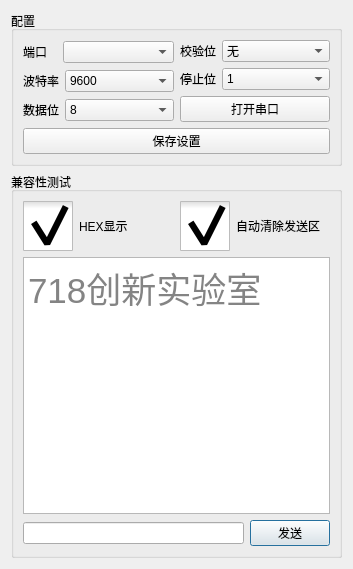
This is configwindow.ui in ZzzzzzS/diansai2017Uper as Qt 5 draws it before an edit. The edited form follows.
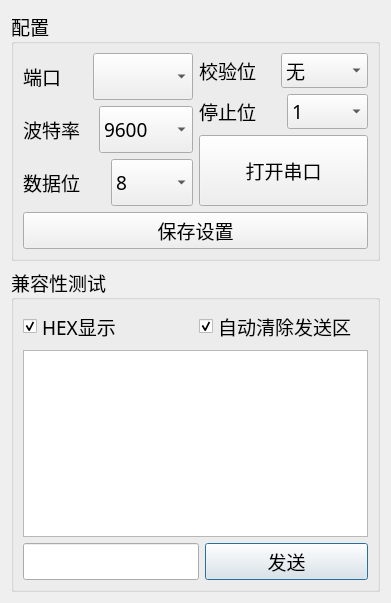
This is the edited form. Icons and pictures are not drawn.

```diff
--- a/configwindow.ui
+++ b/configwindow.ui
@@ -6,10 +6,16 @@
    <rect>
     <x>0</x>
     <y>0</y>
-    <width>353</width>
-    <height>569</height>
+    <width>391</width>
+    <height>603</height>
    </rect>
   </property>
+  <property name="font">
+   <font>
+    <family>微软雅黑 Light</family>
+    <pointsize>14</pointsize>
+   </font>
+  </property>
   <property name="windowTitle">
    <string>Dialog</string>
   </property>
@@ -17,17 +23,29 @@
    <item row="0" column="0">
     <widget class="QGroupBox" name="groupBox">
      <property name="sizePolicy">
-      <sizepolicy hsizetype="Preferred" vsizetype="Maximum">
+      <sizepolicy hsizetype="Preferred" vsizetype="Preferred">
        <horstretch>0</horstretch>
        <verstretch>0</verstretch>
       </sizepolicy>
      </property>
+     <property name="minimumSize">
+      <size>
+       <width>0</width>
+       <height>250</height>
+      </size>
+     </property>
      <property name="maximumSize">
       <size>
        <width>16777215</width>
-       <height>191</height>
+       <height>16777215</height>
       </size>
      </property>
+     <property name="font">
+      <font>
+       <family>微软雅黑 Light</family>
+       <pointsize>14</pointsize>
+      </font>
+     </property>
      <property name="styleSheet">
       <string notr="true"/>
      </property>
@@ -46,7 +64,7 @@
               <item>
                <widget class="QLabel" name="label_3">
                 <property name="sizePolicy">
-                 <sizepolicy hsizetype="Preferred" vsizetype="Fixed">
+                 <sizepolicy hsizetype="Preferred" vsizetype="Preferred">
                   <horstretch>0</horstretch>
                   <verstretch>0</verstretch>
                  </sizepolicy>
@@ -59,7 +77,7 @@
               <item>
                <widget class="QComboBox" name="COMBox">
                 <property name="sizePolicy">
-                 <sizepolicy hsizetype="Expanding" vsizetype="Fixed">
+                 <sizepolicy hsizetype="Preferred" vsizetype="Preferred">
                   <horstretch>0</horstretch>
                   <verstretch>0</verstretch>
                  </sizepolicy>
@@ -73,7 +91,7 @@
               <item>
                <widget class="QLabel" name="label_2">
                 <property name="sizePolicy">
-                 <sizepolicy hsizetype="Fixed" vsizetype="Fixed">
+                 <sizepolicy hsizetype="Preferred" vsizetype="Preferred">
                   <horstretch>0</horstretch>
                   <verstretch>0</verstretch>
                  </sizepolicy>
@@ -86,7 +104,7 @@
               <item>
                <widget class="QComboBox" name="SpeedBox">
                 <property name="sizePolicy">
-                 <sizepolicy hsizetype="Expanding" vsizetype="Fixed">
+                 <sizepolicy hsizetype="Preferred" vsizetype="Preferred">
                   <horstretch>0</horstretch>
                   <verstretch>0</verstretch>
                  </sizepolicy>
@@ -125,7 +143,7 @@
               <item>
                <widget class="QLabel" name="label">
                 <property name="sizePolicy">
-                 <sizepolicy hsizetype="Preferred" vsizetype="Fixed">
+                 <sizepolicy hsizetype="Preferred" vsizetype="Preferred">
                   <horstretch>0</horstretch>
                   <verstretch>0</verstretch>
                  </sizepolicy>
@@ -138,7 +156,7 @@
               <item>
                <widget class="QComboBox" name="DataBox">
                 <property name="sizePolicy">
-                 <sizepolicy hsizetype="Expanding" vsizetype="Fixed">
+                 <sizepolicy hsizetype="Preferred" vsizetype="Preferred">
                   <horstretch>0</horstretch>
                   <verstretch>0</verstretch>
                  </sizepolicy>
@@ -178,7 +196,7 @@
                 <item>
                  <widget class="QLabel" name="label_4">
                   <property name="sizePolicy">
-                   <sizepolicy hsizetype="Preferred" vsizetype="Fixed">
+                   <sizepolicy hsizetype="Preferred" vsizetype="Preferred">
                     <horstretch>0</horstretch>
                     <verstretch>0</verstretch>
                    </sizepolicy>
@@ -191,7 +209,7 @@
                 <item>
                  <widget class="QComboBox" name="ChackBox">
                   <property name="sizePolicy">
-                   <sizepolicy hsizetype="Expanding" vsizetype="Fixed">
+                   <sizepolicy hsizetype="Preferred" vsizetype="Preferred">
                     <horstretch>0</horstretch>
                     <verstretch>0</verstretch>
                    </sizepolicy>
@@ -220,7 +238,7 @@
                 <item>
                  <widget class="QLabel" name="label_5">
                   <property name="sizePolicy">
-                   <sizepolicy hsizetype="Preferred" vsizetype="Fixed">
+                   <sizepolicy hsizetype="Preferred" vsizetype="Preferred">
                     <horstretch>0</horstretch>
                     <verstretch>0</verstretch>
                    </sizepolicy>
@@ -233,7 +251,7 @@
                 <item>
                  <widget class="QComboBox" name="StopBox">
                   <property name="sizePolicy">
-                   <sizepolicy hsizetype="Expanding" vsizetype="Fixed">
+                   <sizepolicy hsizetype="Preferred" vsizetype="Preferred">
                     <horstretch>0</horstretch>
                     <verstretch>0</verstretch>
                    </sizepolicy>
@@ -256,6 +274,12 @@
             </item>
             <item>
              <widget class="QPushButton" name="PowerButton">
+              <property name="sizePolicy">
+               <sizepolicy hsizetype="Preferred" vsizetype="Preferred">
+                <horstretch>0</horstretch>
+                <verstretch>0</verstretch>
+               </sizepolicy>
+              </property>
               <property name="text">
                <string>打开串口</string>
               </property>
@@ -268,7 +292,7 @@
         <item>
          <widget class="QPushButton" name="SaveButton">
           <property name="sizePolicy">
-           <sizepolicy hsizetype="Expanding" vsizetype="Preferred">
+           <sizepolicy hsizetype="Preferred" vsizetype="Fixed">
             <horstretch>0</horstretch>
             <verstretch>0</verstretch>
            </sizepolicy>
@@ -288,18 +312,26 @@
    </item>
    <item row="1" column="0">
     <widget class="QGroupBox" name="groupBox_2">
+     <property name="sizePolicy">
+      <sizepolicy hsizetype="Preferred" vsizetype="Preferred">
+       <horstretch>0</horstretch>
+       <verstretch>0</verstretch>
+      </sizepolicy>
+     </property>
+     <property name="maximumSize">
+      <size>
+       <width>16777215</width>
+       <height>1677215</height>
+      </size>
+     </property>
+     <property name="font">
+      <font>
+       <family>微软雅黑 Light</family>
+       <pointsize>14</pointsize>
+      </font>
+     </property>
      <property name="styleSheet">
-      <string notr="true">QCheckBox::indicator { 
-    width: 50px;
-    height: 50px;
-}
-QCheckBox::indicator::unchecked {   
-    image: url(:/pix/pix/unckacked.png)
-}
-/*选中*/
-QCheckBox::indicator::checked { 
-    image: url(:/pix/pix/chacked.png)
-}</string>
+      <string notr="true"/>
      </property>
      <property name="title">
       <string>兼容性测试</string>
@@ -311,6 +343,18 @@
          <layout class="QHBoxLayout" name="horizontalLayout_8">
           <item>
            <widget class="QCheckBox" name="HEXBox">
+            <property name="sizePolicy">
+             <sizepolicy hsizetype="Preferred" vsizetype="Fixed">
+              <horstretch>0</horstretch>
+              <verstretch>0</verstretch>
+             </sizepolicy>
+            </property>
+            <property name="font">
+             <font>
+              <family>微软雅黑 Light</family>
+              <pointsize>14</pointsize>
+             </font>
+            </property>
             <property name="text">
              <string>HEX显示</string>
             </property>
@@ -321,6 +365,21 @@
           </item>
           <item>
            <widget class="QCheckBox" name="CleanBox">
+            <property name="sizePolicy">
+             <sizepolicy hsizetype="Preferred" vsizetype="Fixed">
+              <horstretch>0</horstretch>
+              <verstretch>0</verstretch>
+             </sizepolicy>
+            </property>
+            <property name="font">
+             <font>
+              <family>微软雅黑 Light</family>
+              <pointsize>14</pointsize>
+             </font>
+            </property>
+            <property name="tabletTracking">
+             <bool>false</bool>
+            </property>
             <property name="text">
              <string>自动清除发送区</string>
             </property>
@@ -335,6 +394,12 @@
          <layout class="QVBoxLayout" name="verticalLayout_5">
           <item>
            <widget class="QTextEdit" name="ReceiveAera">
+            <property name="sizePolicy">
+             <sizepolicy hsizetype="Preferred" vsizetype="Preferred">
+              <horstretch>0</horstretch>
+              <verstretch>0</verstretch>
+             </sizepolicy>
+            </property>
             <property name="readOnly">
              <bool>true</bool>
             </property>
@@ -343,23 +408,36 @@
 &lt;html&gt;&lt;head&gt;&lt;meta name=&quot;qrichtext&quot; content=&quot;1&quot; /&gt;&lt;style type=&quot;text/css&quot;&gt;
 p, li { white-space: pre-wrap; }
 &lt;/style&gt;&lt;/head&gt;&lt;body style=&quot; font-family:'SimSun'; font-size:9pt; font-weight:400; font-style:normal;&quot;&gt;
-&lt;p style=&quot; margin-top:0px; margin-bottom:0px; margin-left:0px; margin-right:0px; -qt-block-indent:0; text-indent:0px;&quot;&gt;&lt;span style=&quot; font-size:26pt; color:#848484;&quot;&gt;718创新实验室&lt;/span&gt;&lt;/p&gt;&lt;/body&gt;&lt;/html&gt;</string>
+&lt;p style=&quot;-qt-paragraph-type:empty; margin-top:0px; margin-bottom:0px; margin-left:0px; margin-right:0px; -qt-block-indent:0; text-indent:0px;&quot;&gt;&lt;br /&gt;&lt;/p&gt;&lt;/body&gt;&lt;/html&gt;</string>
             </property>
            </widget>
           </item>
           <item>
            <layout class="QHBoxLayout" name="horizontalLayout_7">
             <item>
-             <widget class="QLineEdit" name="SendAera"/>
+             <widget class="QLineEdit" name="SendAera">
+              <property name="sizePolicy">
+               <sizepolicy hsizetype="Preferred" vsizetype="Preferred">
+                <horstretch>0</horstretch>
+                <verstretch>0</verstretch>
+               </sizepolicy>
+              </property>
+             </widget>
             </item>
             <item>
              <widget class="QPushButton" name="SendButton">
               <property name="sizePolicy">
-               <sizepolicy hsizetype="Fixed" vsizetype="Fixed">
+               <sizepolicy hsizetype="Preferred" vsizetype="Preferred">
                 <horstretch>0</horstretch>
                 <verstretch>0</verstretch>
                </sizepolicy>
               </property>
+              <property name="font">
+               <font>
+                <family>微软雅黑 Light</family>
+                <pointsize>14</pointsize>
+               </font>
+              </property>
               <property name="text">
                <string>发送</string>
               </property>
```
